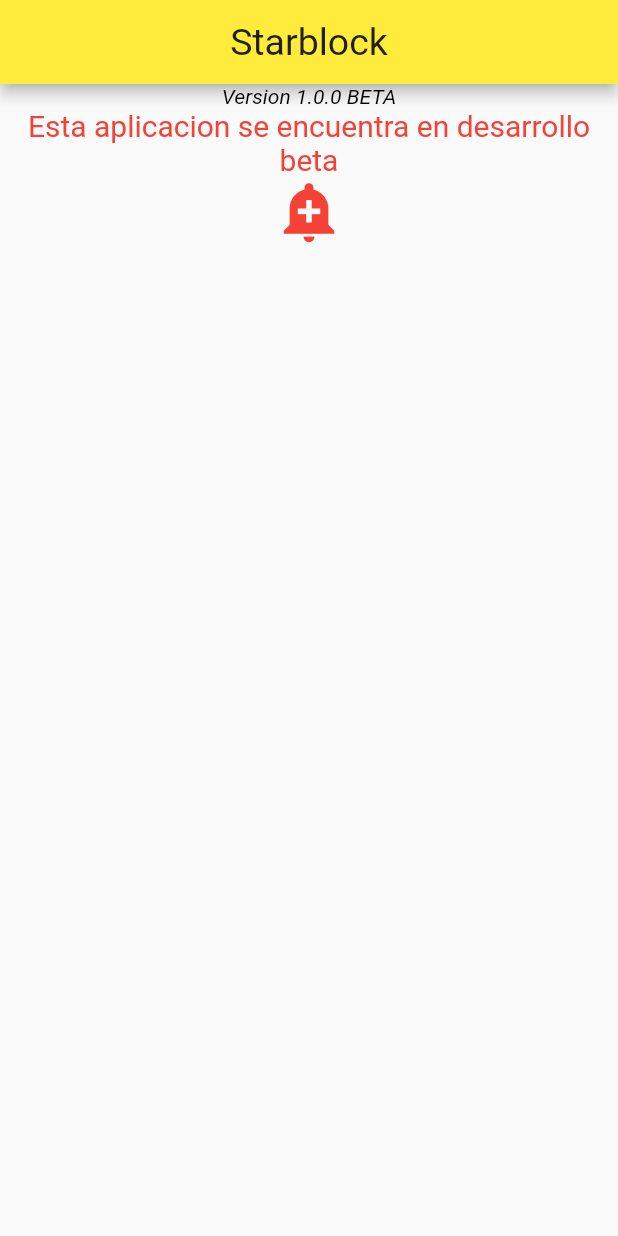
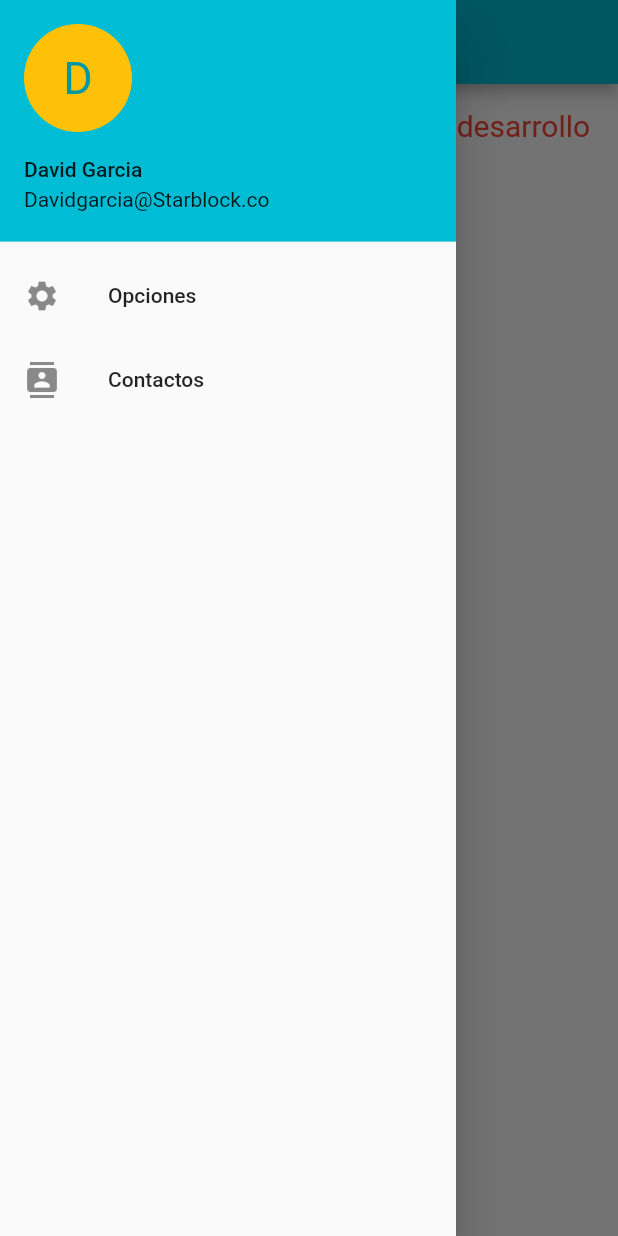
Before and after one commit to CarsOk/contenedores-David-Gv, a Flutter app: the screen it shows after launch, with the side drawer open (before the commit the screen has no drawer), on a phone screen of 412 x 824 dp. Run offline on Flutter 3.47's test engine with Material 2 defaults, Android fonts, the phone set to English and light mode, and no system bars.

Commit message:
Se realizo un menu en la parte superior de la interfaz grafica

```diff
--- /dev/null
+++ b/lib/Pages/PaginaPrincipal.dart
@@ -0,0 +1,54 @@
+import 'package:flutter/material.dart';
+
+class PaginaPrincipal extends StatelessWidget {
+  @override
+  Widget build(BuildContext context) {
+    return Scaffold(
+        appBar: AppBar(
+          title: Center(
+              child: Text('Starblock',
+                  style:
+                      TextStyle(fontSize: 25.0, fontWeight: FontWeight.w400))),
+        ),
+        drawer: Drawer(
+          child: ListView(
+            children: <Widget>[
+              UserAccountsDrawerHeader(
+                  accountName: Text('David Garcia'),
+                  accountEmail: Text('Davidgarcia@Starblock.co'),
+                  currentAccountPicture: CircleAvatar(
+                      backgroundColor: Colors.amber,
+                      child: Text(
+                        'D',
+                        style: TextStyle(fontSize: 30.0),
+                      ))),
+              ListTile(
+                  title: Text('Opciones'),
+                  leading: Icon(Icons.settings),
+                  onTap: () {}),
+              ListTile(
+                  title: Text('Contactos'),
+                  leading: Icon(Icons.contacts),
+                  onTap: () {}),
+            ],
+          ),
+        ),
+        body: Center(
+            child: Column(
+          children: [
+            Text('Version 1.0.0 BETA',
+                style: TextStyle(
+                    fontStyle: FontStyle.italic,
+                    fontSize: 14.0,
+                    color: Colors.black)),
+            Text('Esta aplicacion se encuentra en desarrollo beta',
+                style: TextStyle(
+                  color: Colors.red,
+                  fontSize: 20.0,
+                ),
+                textAlign: TextAlign.center),
+            Icon(Icons.add_alert, size: 45.0, color: Colors.red),
+          ],
+        )));
+  }
+}
--- a/lib/main.dart
+++ b/lib/main.dart
@@ -1,47 +1,16 @@
 import 'package:flutter/material.dart';
+import 'Pages/PaginaPrincipal.dart';
 
-void main() {
-  runApp(StarBlock());
-}
+void main() => runApp(StarBlock());
 
 class StarBlock extends StatelessWidget {
   @override
   Widget build(BuildContext context) {
     return MaterialApp(
       title: 'Mi aplicacion movil',
-      theme: ThemeData(primarySwatch: Colors.yellow),
+      theme: ThemeData(primarySwatch: Colors.cyan),
       debugShowCheckedModeBanner: false,
       home: PaginaPrincipal(),
     );
   }
 }
-
-class PaginaPrincipal extends StatelessWidget {
-  @override
-  Widget build(BuildContext context) {
-    return Scaffold(
-        appBar: AppBar(
-          title: Center(
-              child: Text('Starblock',
-                  style:
-                      TextStyle(fontSize: 25.0, fontWeight: FontWeight.w400))),
-        ),
-        body: Center(
-            child: Column(
-          children: [
-            Text('Version 1.0.0 BETA',
-                style: TextStyle(
-                    fontStyle: FontStyle.italic,
-                    fontSize: 14.0,
-                    color: Colors.black)),
-            Text('Esta aplicacion se encuentra en desarrollo beta',
-                style: TextStyle(
-                  color: Colors.red,
-                  fontSize: 20.0,
-                ),
-                textAlign: TextAlign.center),
-            Icon(Icons.add_alert, size: 45.0, color: Colors.red)
-          ],
-        )));
-  }
-}
```
Also changed, not shown: lib/my_favorites_icons.dart (added, +34 -0 lines), pubspec.yaml (+6 -11 lines), imagen/MyFavoritesIcons.ttf (added), 6 other files.
